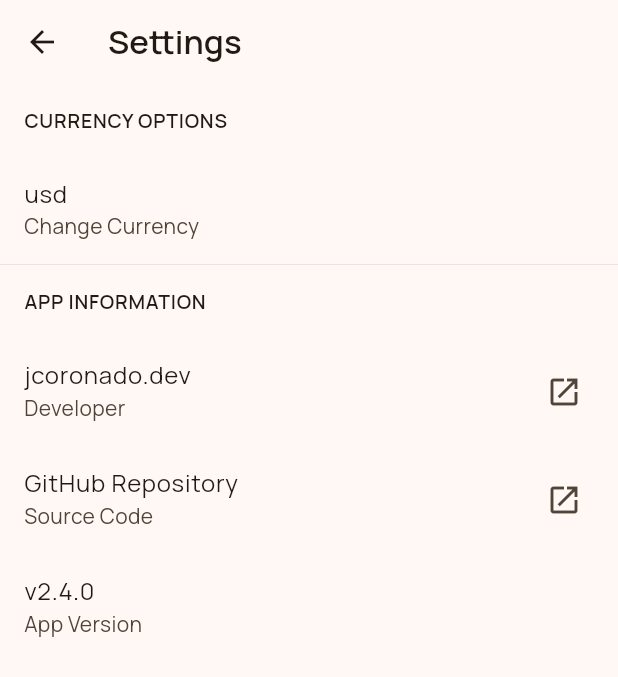
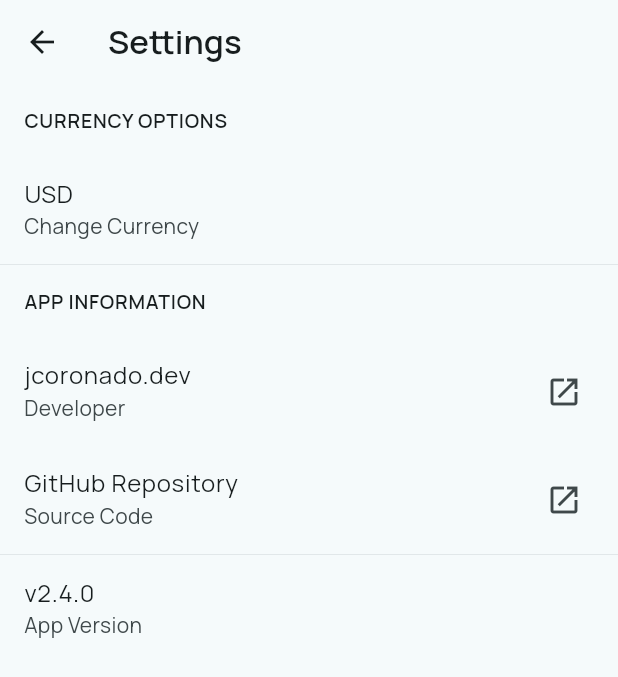
Before and after one commit to juliancoronado/MinimalBitcoinWidget, a Flutter app: the SettingsPage screen opened directly, on a phone screen of 412 x 824 dp. Shown: the top 677 px of the screen. Run offline on Flutter 3.47's test engine with Material 3 defaults, Android fonts, the phone set to English and light mode, and no system bars; our stand-ins replace flutter_riverpod, shared_preferences; accounts and stored records are empty; network calls fail.

Commit message:
Updated theme, constant strings, refactored widgets, added new currencies

```diff
--- a/lib/constants.dart
+++ b/lib/constants.dart
@@ -1,4 +1,30 @@
+// PAGE HEADERS
 const appTitle = 'Minimal Bitcoin Widget';
+const settingsTitle = 'Settings';
 
+// SETTINGS MENU SECTIONS
+const currencyOptionsHeader = 'CURRENCY OPTIONS';
+const changeCurrencySubtitle = 'Change Currency';
+
+const appInformationHeader = 'APP INFORMATION';
+const developerTitle = 'jcoronado.dev';
+const developerSubtitle = 'Developer';
+const portfolioLink = 'https://jcoronado.dev/';
+const githubRepositoryTitle = 'GitHub Repository';
+const sourceCodeSubtitle = 'Source Code';
+const githubLink = 'https://github.com/juliancoronado/MinimalBitcoinWidget/';
+// TODO - implement pulling version number from pubspec.yaml
+const appVersionTitle = 'v2.4.0';
+const appVersionSubtitle = 'App Version';
+
+// MENU OPTIONS
+const cancelButtonText = 'Cancel';
+const saveButtonText = 'Save';
+
+// SHARED PREFERENCES KEYS
 const String bitcoinKey = 'bitcoin';
 const String currencyKey = 'currency';
+
+// ASSETS
+const bitcoinIconAsset = 'assets/images/bitcoin_icon.png';
+const manropeFontTitle = 'Manrope';
--- a/lib/screens/map_01.dart
+++ b/lib/currency_mapping.dart
@@ -4,4 +4,7 @@ Map<int, String> currencyMapping = {
   1: 'eur',
   2: 'cad',
   3: 'gbp',
+  4: 'mxn',
+  5: 'aud',
+  6: 'brl',
 };
--- a/lib/models/bitcoin.dart
+++ b/lib/models/bitcoin.dart
@@ -29,6 +29,7 @@ class Bitcoin {
 
 // JSON Sample from CoinGecko API
 // https://www.coingecko.com/api/documentation
+//
 // {
 //   "bitcoin": {
 //     "usd": 42085.28,
--- a/lib/screens/settings_page.dart
+++ b/lib/screens/settings_page.dart
@@ -1,12 +1,12 @@
 import 'package:flutter/material.dart';
 import 'package:flutter_riverpod/flutter_riverpod.dart';
 import 'package:minimalbitcoinwidget/constants.dart';
+import 'package:minimalbitcoinwidget/helpers/functions.dart';
 import 'package:minimalbitcoinwidget/providers/currency_provider.dart';
 import 'package:minimalbitcoinwidget/providers/shared_preferences_provider.dart';
-import 'package:minimalbitcoinwidget/reusable_widgets/header_list_tile.dart';
-import 'package:minimalbitcoinwidget/reusable_widgets/line_divider.dart';
-import 'package:minimalbitcoinwidget/screens/map_01.dart';
-import 'package:url_launcher/url_launcher.dart';
+import 'package:minimalbitcoinwidget/widgets/header_list_tile.dart';
+import 'package:minimalbitcoinwidget/widgets/line_divider.dart';
+import 'package:minimalbitcoinwidget/currency_mapping.dart';
 
 class SettingsPage extends ConsumerStatefulWidget {
   const SettingsPage({super.key});
@@ -16,11 +16,56 @@ class SettingsPage extends ConsumerStatefulWidget {
 }
 
 class SettingsPageState extends ConsumerState<SettingsPage> {
-  Future<void> openUrl({required String url}) async {
-    await launchUrl(
-      Uri.parse(url),
-      mode: LaunchMode.externalApplication,
+  /// Displays an AlertDialog to the user where they can change the local currency of the app
+  Future<void> displayCurrencyDialog() async {
+    int currentOption = getKeyFromValue(ref.read(currencyProvider)) ?? 0;
+    int? selectedOption = await showDialog(
+      context: context,
+      builder: (BuildContext context) {
+        return AlertDialog(
+          title: const Text(changeCurrencySubtitle),
+          content: StatefulBuilder(
+            builder: (context, setState) {
+              return Column(
+                mainAxisSize: MainAxisSize.min,
+                children: currencyMapping.entries.map(
+                  (entry) {
+                    return RadioListTile(
+                        title: Text(entry.value.toUpperCase()),
+                        value: entry.key,
+                        groupValue: currentOption,
+                        onChanged: (value) {
+                          if (value == null) return;
+                          setState(() {
+                            currentOption = value;
+                          });
+                        });
+                  },
+                ).toList(),
               );
+            },
+          ),
+          actions: [
+            TextButton(
+                onPressed: () => Navigator.of(context).pop(),
+                child: const Text(cancelButtonText)),
+            TextButton(
+                onPressed: () => Navigator.of(context).pop(currentOption),
+                child: const Text(saveButtonText)),
+          ],
+        );
+      },
+    );
+
+    if (selectedOption == null) return;
+
+    String selectedOptionText = currencyMapping[selectedOption]!;
+
+    ref.read(currencyProvider.notifier).state = selectedOptionText;
+
+    ref
+        .read(sharedPreferencesProvider)
+        .setString(currencyKey, selectedOptionText);
   }
 
   int? getKeyFromValue(String value) {
@@ -38,98 +83,39 @@ class SettingsPageState extends ConsumerState<SettingsPage> {
       appBar: AppBar(
         automaticallyImplyLeading: true,
         title: const Text(
-          'Settings',
+          settingsTitle,
           style: TextStyle(fontWeight: FontWeight.w600),
         ),
       ),
-      body: Center(
-        child: Column(
+      body: Column(
         mainAxisAlignment: MainAxisAlignment.start,
         children: [
-            const HeaderListTile(title: 'CURRENCY OPTIONS'),
+          const HeaderListTile(title: currencyOptionsHeader),
           ListTile(
-              title: Text(ref.watch(currencyProvider)),
-              subtitle: const Text('Change Currency'),
-              onTap: () async {
-                int selectedOption =
-                    getKeyFromValue(ref.read(currencyProvider)) ?? 0;
-                int? savedOption = await showDialog(
-                  context: context,
-                  builder: (BuildContext context) {
-                    return AlertDialog(
-                      title: const Text('Change Currency'),
-                      content: StatefulBuilder(
-                        builder: (context, setState) {
-                          return Column(
-                            mainAxisSize: MainAxisSize.min,
-                            children: currencyMapping.entries.map(
-                              (entry) {
-                                return RadioListTile(
-                                    title: Text(entry.value),
-                                    value: entry.key,
-                                    groupValue: selectedOption,
-                                    onChanged: (value) {
-                                      if (value == null) return;
-                                      setState(() {
-                                        selectedOption = value;
-                                      });
-                                    });
-                              },
-                            ).toList(),
-                          );
-                        },
-                      ),
-                      actions: [
-                        TextButton(
-                            onPressed: () => Navigator.of(context).pop(),
-                            child: const Text('Cancel')),
-                        TextButton(
-                            onPressed: () =>
-                                Navigator.of(context).pop(selectedOption),
-                            child: const Text('Save')),
-                      ],
-                    );
-                  },
-                );
-
-                if (savedOption == null) return;
-
-                // setState(() {
-                //   selectedCurrency = currencyMapping[savedOption]!;
-                // });
-
-                String newValue = currencyMapping[savedOption]!;
-
-                ref.read(currencyProvider.notifier).state = newValue;
-
-                ref
-                    .read(sharedPreferencesProvider)
-                    .setString(currencyKey, newValue);
-              },
+            title: Text(ref.watch(currencyProvider).toUpperCase()),
+            subtitle: const Text(changeCurrencySubtitle),
+            onTap: () => displayCurrencyDialog(),
           ),
           const LineDivider(),
-            const HeaderListTile(title: 'APP INFORMATION'),
+          const HeaderListTile(title: appInformationHeader),
           ListTile(
-              title: const Text('jcoronado.dev'),
-              subtitle: const Text('Developer'),
+            title: const Text(developerTitle),
+            subtitle: const Text(developerSubtitle),
             trailing: const Icon(Icons.open_in_new),
-              onTap: () => openUrl(url: 'https://jcoronado.dev/'),
+            onTap: () => openUrl(url: portfolioLink),
           ),
           ListTile(
-              title: const Text('GitHub Repository'),
-              subtitle: const Text('Source Code'),
+            title: const Text(githubRepositoryTitle),
+            subtitle: const Text(sourceCodeSubtitle),
             trailing: const Icon(Icons.open_in_new),
-              onTap: () => openUrl(
-                  url:
-                      'https://github.com/juliancoronado/MinimalBitcoinWidget/'),
+            onTap: () => openUrl(url: githubLink),
           ),
+          const LineDivider(),
           const ListTile(
-              // TODO - implement pulling version number from pubspec.yaml
-              title: Text('v2.4.0'),
-              subtitle: Text('App Version'),
+            title: Text(appVersionTitle),
+            subtitle: Text(appVersionSubtitle),
           ),
         ],
-        ),
       ),
     );
   }
--- /dev/null
+++ b/lib/themes.dart
@@ -0,0 +1,22 @@
+import 'package:flutter/material.dart';
+import 'package:minimalbitcoinwidget/constants.dart';
+
+// CUSTOM MATERIAL 3 LIGHT THEME
+final ThemeData lightTheme = ThemeData(
+  colorScheme: ColorScheme.fromSeed(
+    seedColor: Colors.white,
+    brightness: Brightness.light,
+  ),
+  fontFamily: manropeFontTitle,
+  useMaterial3: true,
+);
+
+// CUSTOM MATERIAL 3 DARK THEME
+final ThemeData darkTheme = ThemeData(
+  colorScheme: ColorScheme.fromSeed(
+    seedColor: Colors.white,
+    brightness: Brightness.dark,
+  ),
+  fontFamily: manropeFontTitle,
+  useMaterial3: true,
+);
--- a/lib/reusable_widgets/price_card.dart
+++ b/lib/widgets/price_card.dart
@@ -1,9 +1,11 @@
 import 'package:flutter/material.dart';
 import 'package:flutter_riverpod/flutter_riverpod.dart';
 import 'package:intl/intl.dart';
+import 'package:minimalbitcoinwidget/constants.dart';
 import 'package:minimalbitcoinwidget/providers/bitcoin_provider.dart';
 import 'package:minimalbitcoinwidget/providers/currency_provider.dart';
 
+// TODO - move the apiProvider into this widget to simplify homepage widget
 class PriceCard extends ConsumerWidget {
   const PriceCard({super.key});
 
@@ -24,7 +26,7 @@ class PriceCard extends ConsumerWidget {
               SizedBox(
                 height: 24,
                 width: 24,
-                child: Image.asset('assets/images/bitcoin_icon.png'),
+                child: Image.asset(bitcoinIconAsset),
               ),
               Text(
                 ' Bitcoin / ${ref.read(currencyProvider).toUpperCase()}',
```
Also changed, not shown: lib/helpers/functions.dart (+8 -0 lines), lib/main.dart (+3 -16 lines), lib/screens/home_page.dart (+3 -4 lines), lib/widgets/error_card.dart (renamed from lib/reusable_widgets/error_card.dart), lib/widgets/header_list_tile.dart (renamed from lib/reusable_widgets/header_list_tile.dart), lib/widgets/line_divider.dart (renamed from lib/reusable_widgets/line_divider.dart), lib/widgets/loading_price_card.dart (renamed from lib/reusable_widgets/loading_price_card.dart). Lines whose indentation alone changed are shown as unchanged.
